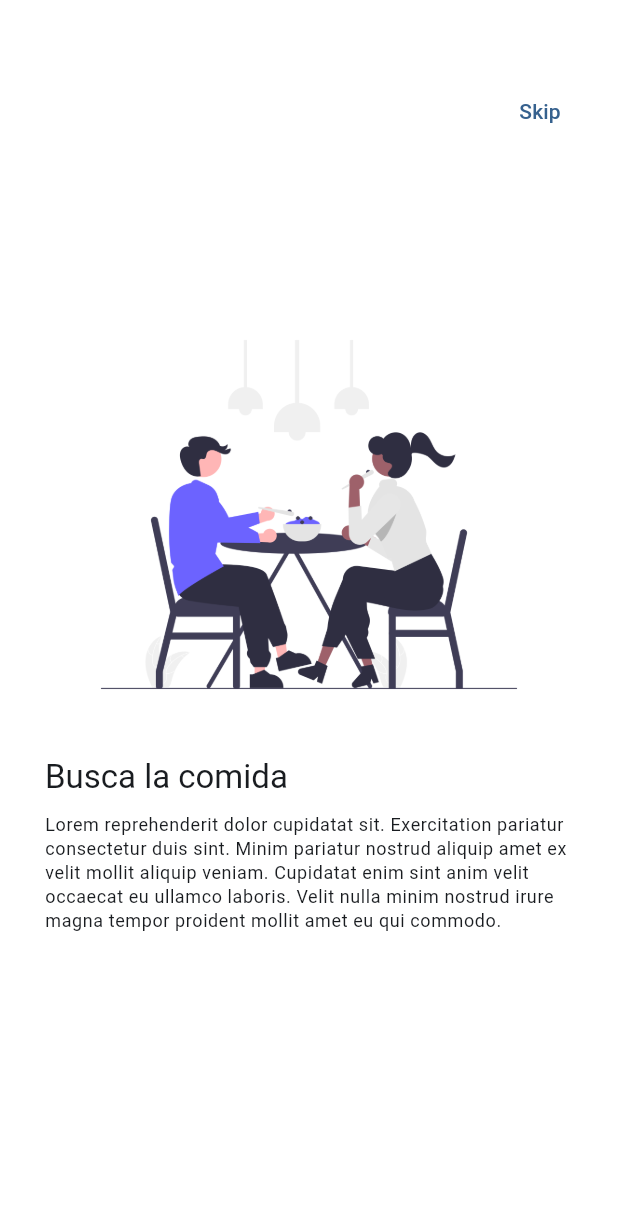
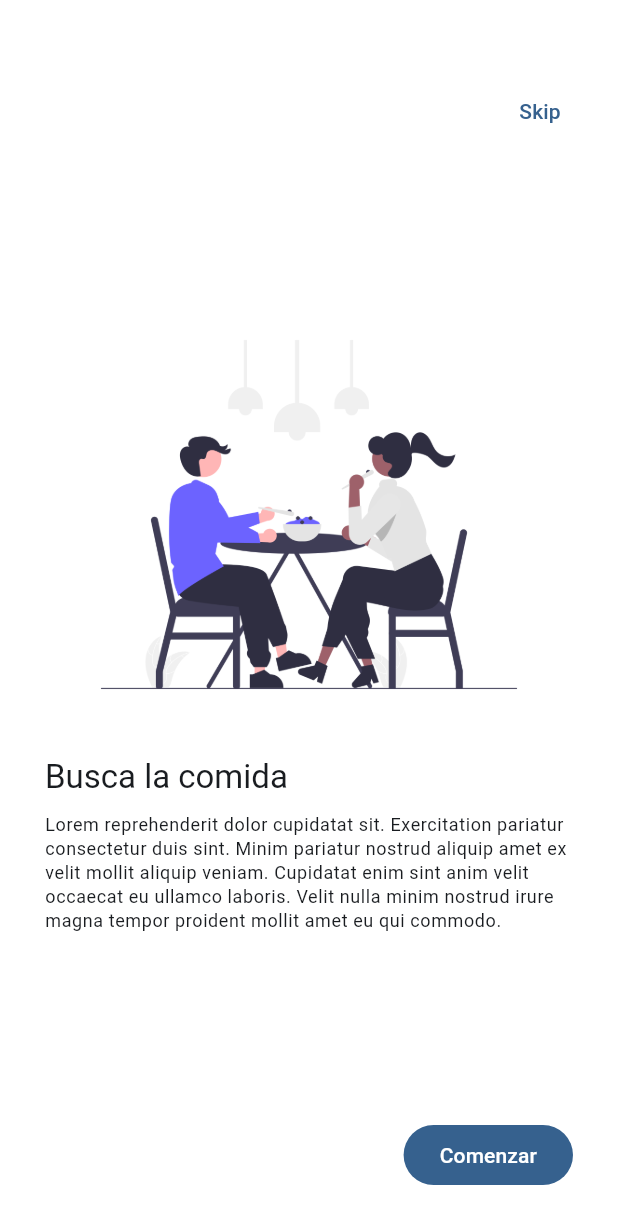
Before and after one commit to danimtnzz/widgets_app, a Flutter app: the AppTutorialScreen screen opened by its route, swiped to page 3, on a phone screen of 412 x 824 dp. Shown: the top 1224 px of the screen. Run offline on Flutter 3.47's test engine with Material 3 defaults, Android fonts, the phone set to English and light mode, and no system bars; our stand-ins replace animate_do, go_router.

Commit message:
Tutorial terminadoy ruta faltante del uicontrols

```diff
--- a/lib/config/router/app_router.dart
+++ b/lib/config/router/app_router.dart
@@ -36,6 +36,11 @@ final appRouter = GoRouter(
       builder: (context, state) => const AnimatedScreen(),
     ),
     GoRoute(
+      path: '/ui-controls',
+      name: UiControlsScreen.name,
+      builder: (context, state) => const UiControlsScreen(),
+    ),
+    GoRoute(
       path: '/tutorial',
       name: AppTutorialScreen.name,
       builder: (context, state) => const AppTutorialScreen(),
--- a/lib/presentation/screens/app_tutorial/app_tutorial_screen.dart
+++ b/lib/presentation/screens/app_tutorial/app_tutorial_screen.dart
@@ -1,3 +1,4 @@
+import 'package:animate_do/animate_do.dart';
 import 'package:flutter/material.dart';
 import 'package:go_router/go_router.dart';
 
@@ -8,16 +9,53 @@ class SlideInfo {
 
   SlideInfo(this.title, this.caption, this.imageUrl);
 }
+
 final slides = <SlideInfo>[
-  SlideInfo('Busca la comida', 'Fugiat aliquip pariatur duis eu velit. Amet mollit culpa eu aliqua culpa adipisicing non commodo ex pariatur dolore voluptate. Occaecat ad consequat ipsum ad dolore excepteur amet. Sunt ea ut est nostrud incididunt irure laborum qui ullamco excepteur incididunt. Aliquip ex labore nisi officia nisi ipsum nulla officia labore esse consectetur. Excepteur nostrud minim do deserunt exercitation enim. Dolore deserunt esse culpa fugiat incididunt esse nostrud laboris duis proident adipisicing anim.', 'assets/images/1.png'),
-  SlideInfo('Busca la comida', 'Enim non esse velit irure aliqua labore laboris voluptate eiusmod veniam. Ullamco et elit in ut adipisicing deserunt anim pariatur ut. Enim deserunt ut Lorem veniam mollit et excepteur deserunt pariatur sit.', 'assets/images/2.png'),
-  SlideInfo('Busca la comida', 'Lorem reprehenderit dolor cupidatat sit. Exercitation pariatur consectetur duis sint. Minim pariatur nostrud aliquip amet ex velit mollit aliquip veniam. Cupidatat enim sint anim velit occaecat eu ullamco laboris. Velit nulla minim nostrud irure magna tempor proident mollit amet eu qui commodo.', 'assets/images/3.png'),
+  SlideInfo(
+      'Busca la comida',
+      'Fugiat aliquip pariatur duis eu velit. Amet mollit culpa eu aliqua culpa adipisicing non commodo ex pariatur dolore voluptate. Occaecat ad consequat ipsum ad dolore excepteur amet. Sunt ea ut est nostrud incididunt irure laborum qui ullamco excepteur incididunt. Aliquip ex labore nisi officia nisi ipsum nulla officia labore esse consectetur. Excepteur nostrud minim do deserunt exercitation enim. Dolore deserunt esse culpa fugiat incididunt esse nostrud laboris duis proident adipisicing anim.',
+      'assets/images/1.png'),
+  SlideInfo(
+      'Busca la comida',
+      'Enim non esse velit irure aliqua labore laboris voluptate eiusmod veniam. Ullamco et elit in ut adipisicing deserunt anim pariatur ut. Enim deserunt ut Lorem veniam mollit et excepteur deserunt pariatur sit.',
+      'assets/images/2.png'),
+  SlideInfo(
+      'Busca la comida',
+      'Lorem reprehenderit dolor cupidatat sit. Exercitation pariatur consectetur duis sint. Minim pariatur nostrud aliquip amet ex velit mollit aliquip veniam. Cupidatat enim sint anim velit occaecat eu ullamco laboris. Velit nulla minim nostrud irure magna tempor proident mollit amet eu qui commodo.',
+      'assets/images/3.png'),
 ];
 
-
-class AppTutorialScreen extends StatelessWidget {
+class AppTutorialScreen extends StatefulWidget {
   const AppTutorialScreen({super.key});
   static const name = 'tutorial_screen';
+
+  @override
+  State<AppTutorialScreen> createState() => _AppTutorialScreenState();
+}
+
+class _AppTutorialScreenState extends State<AppTutorialScreen> {
+  final PageController pageviewController = PageController();
+  bool endReached = false;
+  @override
+  void initState() {
+    super.initState();
+
+    pageviewController.addListener(() {
+      final page = pageviewController.page ?? 0;
+      if (!endReached && page >= (slides.length - 1.5)) {
+        setState(() {
+          endReached = true;
+        });
+      }
+    });
+  }
+
+  @override
+  void dispose() {
+    pageviewController.dispose();
+    super.dispose();
+  }
+
   @override
   Widget build(BuildContext context) {
     return Scaffold(
@@ -25,26 +63,46 @@ class AppTutorialScreen extends StatelessWidget {
       body: Stack(
         children: [
           PageView(
-            physics: const BouncingScrollPhysics(),
-            children: slides.map((slideData) => _Slide(title: slideData.title, caption: slideData.caption, imageUrl: slideData.imageUrl)).toList()
-          ),
-          Positioned(right: 20,top: 50,child: TextButton(onPressed: ()=> context.pop(), child: const Text('Skip')))
+              controller: pageviewController,
+              physics: const BouncingScrollPhysics(),
+              children: slides
+                  .map((slideData) => _Slide(
+                      title: slideData.title,
+                      caption: slideData.caption,
+                      imageUrl: slideData.imageUrl))
+                  .toList()),
+          Positioned(
+              right: 20,
+              top: 50,
+              child: TextButton(
+                  onPressed: () => context.pop(), child: const Text('Skip'))),
+          endReached
+              ? Positioned(
+                  bottom: 30,
+                  right: 30,
+                  child: FadeInRight(
+                      from: 15,
+                      delay: const Duration(seconds: 1),
+                      child: FilledButton(
+                        child: const Text('Comenzar'),
+                        onPressed: () => context.pop(),
+                      )))
+              : const SizedBox(),
         ],
       ),
     );
   }
 }
 
-
 class _Slide extends StatelessWidget {
   final String title;
   final String caption;
   final String imageUrl;
-  const _Slide({required this.title, required this.caption, required this.imageUrl});
+  const _Slide(
+      {required this.title, required this.caption, required this.imageUrl});
 
   @override
   Widget build(BuildContext context) {
-
     final titleStyle = Theme.of(context).textTheme.titleLarge;
     final captionStyle = Theme.of(context).textTheme.bodySmall;
     return Padding(
@@ -56,9 +114,15 @@ class _Slide extends StatelessWidget {
           children: [
             Image(image: AssetImage(imageUrl)),
             const SizedBox(height: 20),
-            Text(title, style: titleStyle,),
+            Text(
+              title,
+              style: titleStyle,
+            ),
             const SizedBox(height: 10),
-            Text(caption, style: captionStyle,),
+            Text(
+              caption,
+              style: captionStyle,
+            ),
           ],
         ),
       ),
```
Also changed, not shown: pubspec.lock.
